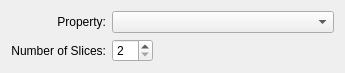
The window that src/terralib/qt/widgets/charts/ui/HistogramDataWidgetForm.ui (claudiobogossian/terralib5) describes before a commit, drawn with Qt 5.
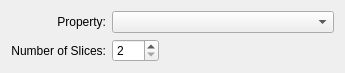
The same window after the commit.

The edit to the form file:
```diff
--- a/src/terralib/qt/widgets/charts/ui/HistogramDataWidgetForm.ui
+++ b/src/terralib/qt/widgets/charts/ui/HistogramDataWidgetForm.ui
@@ -63,6 +63,9 @@
        <property name="minimum">
         <number>2</number>
        </property>
+       <property name="maximum">
+        <number>999</number>
+       </property>
       </widget>
      </item>
      <item row="1" column="2">
```
